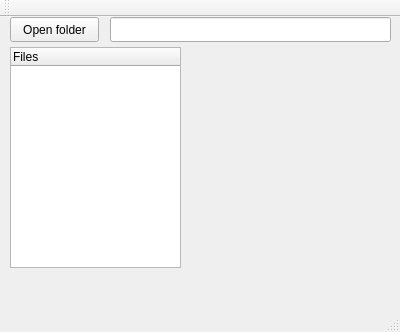
First picture: the form in mainwindow.ui, repository nattaon/labellingfloorplan, before the edit.
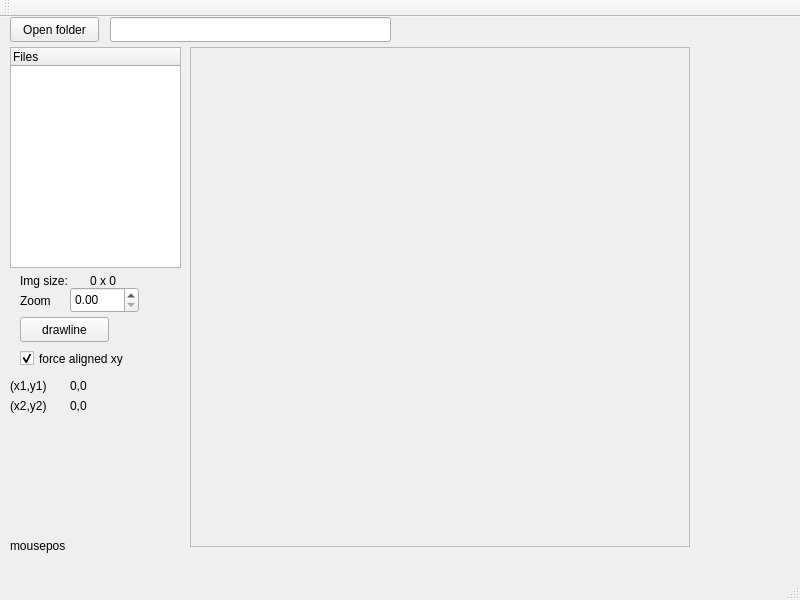
Second picture: the form after the edit.

Commit message: drawline prototype#1 fail when zoom

Patch:
```diff
--- a/mainwindow.ui
+++ b/mainwindow.ui
@@ -6,8 +6,8 @@
    <rect>
     <x>0</x>
     <y>0</y>
-    <width>400</width>
-    <height>332</height>
+    <width>800</width>
+    <height>600</height>
    </rect>
   </property>
   <property name="windowTitle">
@@ -52,6 +52,185 @@
      </rect>
     </property>
    </widget>
+   <widget class="QLabel" name="label">
+    <property name="geometry">
+     <rect>
+      <x>20</x>
+      <y>275</y>
+      <width>41</width>
+      <height>17</height>
+     </rect>
+    </property>
+    <property name="text">
+     <string>Zoom</string>
+    </property>
+   </widget>
+   <widget class="QDoubleSpinBox" name="zoom_SpinBox">
+    <property name="geometry">
+     <rect>
+      <x>70</x>
+      <y>270</y>
+      <width>69</width>
+      <height>26</height>
+     </rect>
+    </property>
+   </widget>
+   <widget class="QLabel" name="imageLabel">
+    <property name="geometry">
+     <rect>
+      <x>10</x>
+      <y>490</y>
+      <width>141</width>
+      <height>41</height>
+     </rect>
+    </property>
+    <property name="text">
+     <string/>
+    </property>
+   </widget>
+   <widget class="QScrollArea" name="scrollArea">
+    <property name="geometry">
+     <rect>
+      <x>190</x>
+      <y>30</y>
+      <width>500</width>
+      <height>500</height>
+     </rect>
+    </property>
+    <property name="widgetResizable">
+     <bool>true</bool>
+    </property>
+    <widget class="QWidget" name="scrollAreaWidgetContents">
+     <property name="geometry">
+      <rect>
+       <x>0</x>
+       <y>0</y>
+       <width>498</width>
+       <height>498</height>
+      </rect>
+     </property>
+    </widget>
+   </widget>
+   <widget class="QPushButton" name="drawline_pushButton">
+    <property name="geometry">
+     <rect>
+      <x>20</x>
+      <y>300</y>
+      <width>89</width>
+      <height>25</height>
+     </rect>
+    </property>
+    <property name="text">
+     <string>drawline</string>
+    </property>
+   </widget>
+   <widget class="QLabel" name="mousepos_label">
+    <property name="geometry">
+     <rect>
+      <x>10</x>
+      <y>520</y>
+      <width>101</width>
+      <height>17</height>
+     </rect>
+    </property>
+    <property name="text">
+     <string>mousepos</string>
+    </property>
+   </widget>
+   <widget class="QLabel" name="label_2">
+    <property name="geometry">
+     <rect>
+      <x>20</x>
+      <y>255</y>
+      <width>67</width>
+      <height>17</height>
+     </rect>
+    </property>
+    <property name="text">
+     <string>Img size:</string>
+    </property>
+   </widget>
+   <widget class="QLabel" name="imgsize_label">
+    <property name="geometry">
+     <rect>
+      <x>90</x>
+      <y>255</y>
+      <width>91</width>
+      <height>17</height>
+     </rect>
+    </property>
+    <property name="text">
+     <string>0 x 0</string>
+    </property>
+   </widget>
+   <widget class="QLabel" name="label_3">
+    <property name="geometry">
+     <rect>
+      <x>10</x>
+      <y>360</y>
+      <width>67</width>
+      <height>17</height>
+     </rect>
+    </property>
+    <property name="text">
+     <string>(x1,y1)</string>
+    </property>
+   </widget>
+   <widget class="QLabel" name="label_4">
+    <property name="geometry">
+     <rect>
+      <x>10</x>
+      <y>380</y>
+      <width>67</width>
+      <height>17</height>
+     </rect>
+    </property>
+    <property name="text">
+     <string>(x2,y2)</string>
+    </property>
+   </widget>
+   <widget class="QLabel" name="x1y1_label">
+    <property name="geometry">
+     <rect>
+      <x>70</x>
+      <y>360</y>
+      <width>67</width>
+      <height>17</height>
+     </rect>
+    </property>
+    <property name="text">
+     <string>0,0</string>
+    </property>
+   </widget>
+   <widget class="QLabel" name="x2y2_label">
+    <property name="geometry">
+     <rect>
+      <x>70</x>
+      <y>380</y>
+      <width>67</width>
+      <height>17</height>
+     </rect>
+    </property>
+    <property name="text">
+     <string>0,0</string>
+    </property>
+   </widget>
+   <widget class="QCheckBox" name="alignedxy_checkBox">
+    <property name="geometry">
+     <rect>
+      <x>20</x>
+      <y>330</y>
+      <width>141</width>
+      <height>23</height>
+     </rect>
+    </property>
+    <property name="text">
+     <string>force aligned xy</string>
+    </property>
+    <property name="checked">
+     <bool>true</bool>
+    </property>
+   </widget>
   </widget>
   <widget class="QMenuBar" name="menuBar">
    <property name="geometry">
```
Left out of the diff: 2 changed lines with no effect on the pictures. The commit also changes 13 other files.
